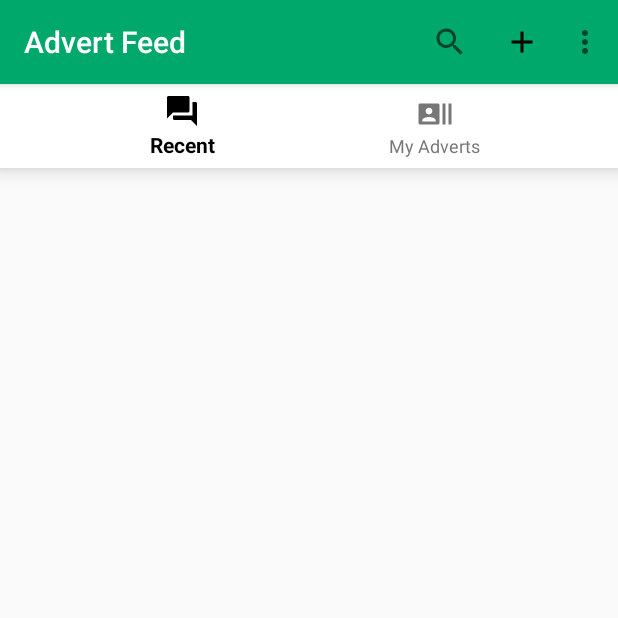
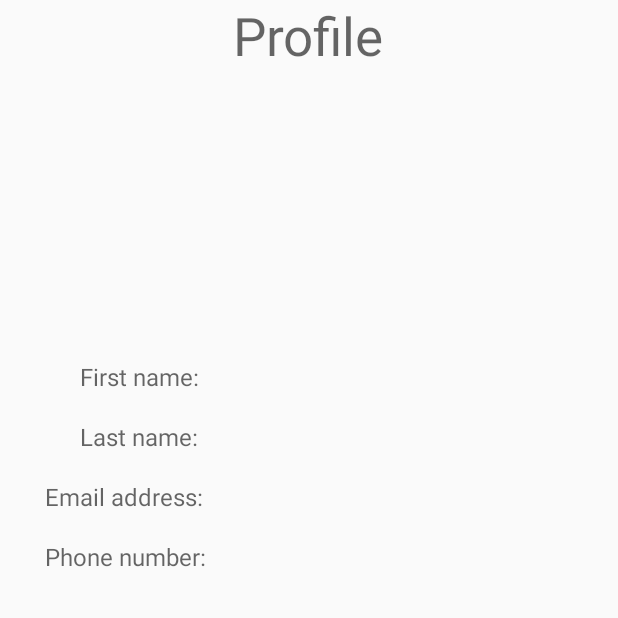
Before and after one commit to fecsk/AdvertProject, an Android app: the screen it shows after launch (MainActivity before the commit, ViewProfileActivity after it), in the options menu, after a tap on "Edit Profile", on a phone screen of 412 x 824 dp, the top half of it. Run offline under Robolectric (Android 15) with nearby library versions, the phone set to English and light mode, and no system bars; our stand-ins replace Firebase (no records; nobody signed in at launch, a user with empty details on screens opened directly); libraries missing offline, so code that uses them is left out: com.firebase.ui; 1 statement that could not run was skipped.

Commit message:
Added Profile view Activity

```diff
--- a/app/build.gradle
+++ b/app/build.gradle
@@ -46,4 +46,5 @@ dependencies {
 
 
 
+
 apply plugin: 'com.google.gms.google-services'
--- a/app/src/main/AndroidManifest.xml
+++ b/app/src/main/AndroidManifest.xml
@@ -36,7 +36,8 @@
         <activity
             android:name=".login.RegisterActivity"
             android:screenOrientation="portrait" />
-        <activity android:name=".login.ForgotPasswordActivity"></activity>
+        <activity android:name=".login.ForgotPasswordActivity" />
+        <activity android:name=".profile.ViewProfileActivity"></activity>
     </application>
 
 </manifest>
--- a/app/src/main/java/com/example/asus/advertproject/login/RegisterActivity.java
+++ b/app/src/main/java/com/example/asus/advertproject/login/RegisterActivity.java
@@ -123,6 +123,7 @@ public class RegisterActivity extends AppCompatActivity implements View.OnClickL
                                                 .U_id(uId)
                                                 .firstName(firstName)
                                                 .lastName(lastName)
+                                                .email(email)
                                                 .phoneNumber(phoneNumber)
                                                 .bulid();
                                         FirebaseDatabase database = FirebaseDatabase.getInstance();
--- a/app/src/main/java/com/example/asus/advertproject/main/MainActivity.java
+++ b/app/src/main/java/com/example/asus/advertproject/main/MainActivity.java
@@ -16,6 +16,7 @@ import com.example.asus.advertproject.R;
 import com.example.asus.advertproject.advertfeed.*;
 import com.example.asus.advertproject.login.LoginActivity;
 import com.example.asus.advertproject.model.Advert;
+import com.example.asus.advertproject.profile.ViewProfileActivity;
 import com.google.firebase.database.DatabaseReference;
 import com.google.firebase.database.FirebaseDatabase;
 
@@ -71,6 +72,7 @@ public class MainActivity extends AppCompatActivity {
 
         };
         bottomNavigationView.setOnNavigationItemSelectedListener(mOnNavigationItemSelectedListener);
+
     }
 
 
@@ -111,7 +113,16 @@ public class MainActivity extends AppCompatActivity {
             startActivity(i);
             return true;
         }
-
+        if (id == R.id.viewProfileButton) {
+            Intent i=new Intent(MainActivity.this,ViewProfileActivity.class);
+            startActivity(i);
+            return true;
+        }
+        if (id == R.id.editProfileButton) {
+            Intent i=new Intent(MainActivity.this,ViewProfileActivity.class);
+            startActivity(i);
+            return true;
+        }
 
         return super.onOptionsItemSelected(item);
     }
--- a/app/src/main/java/com/example/asus/advertproject/model/User.java
+++ b/app/src/main/java/com/example/asus/advertproject/model/User.java
@@ -8,12 +8,14 @@ public class User {
     private String u_id;
     private String firstName;
     private String lastName;
+    private String email;
     private String phoneNumber;
 
     public User (Builder builder){
         this.firstName = builder.firstName;
         this.lastName = builder.lastName;
         this.u_id = builder.Uid;
+        this.email = builder.email;
         this.phoneNumber = builder.phoneNumber;
     }
 
@@ -21,6 +23,7 @@ public class User {
         String Uid;
         String firstName;
         String lastName;
+        String email;
         String phoneNumber;
 
         public Builder() {
@@ -35,6 +38,10 @@ public class User {
         }
         public Builder lastName(String blname) {
             lastName = blname;
+            return this;
+        }
+        public Builder email(String bemail) {
+            email = bemail;
             return this;
         }
         public Builder phoneNumber(String bNumber) {
@@ -57,5 +64,9 @@ public class User {
         return lastName;
     }
 
+    public String getEmail() {
+        return email;
+    }
+
     public String getPhoneNumber() { return phoneNumber; }
 }
--- /dev/null
+++ b/app/src/main/java/com/example/asus/advertproject/profile/ViewProfileActivity.java
@@ -0,0 +1,58 @@
+package com.example.asus.advertproject.profile;
+
+import android.support.v7.app.AppCompatActivity;
+import android.os.Bundle;
+import android.widget.TextView;
+import android.widget.Toast;
+
+import com.example.asus.advertproject.R;
+import com.example.asus.advertproject.model.User;
+import com.google.firebase.auth.FirebaseAuth;
+import com.google.firebase.database.DataSnapshot;
+import com.google.firebase.database.DatabaseError;
+import com.google.firebase.database.DatabaseReference;
+import com.google.firebase.database.FirebaseDatabase;
+import com.google.firebase.database.ValueEventListener;
+
+public class ViewProfileActivity extends AppCompatActivity {
+    private TextView firstNameTextView,
+            lastNameTextView,
+            emailAddressTextView,
+            phoneNumberTextView;
+    private DatabaseReference databaseReference;
+
+    @Override
+    protected void onCreate(Bundle savedInstanceState) {
+        super.onCreate(savedInstanceState);
+        setContentView(R.layout.activity_view_profile);
+
+        firstNameTextView = findViewById(R.id.text_view_first_name);
+        lastNameTextView = findViewById(R.id.text_view_last_name);
+        emailAddressTextView = findViewById(R.id.text_view_email);
+        phoneNumberTextView = findViewById(R.id.text_view_phone_number);
+
+        databaseReference = FirebaseDatabase.getInstance().getReference();
+        databaseReference.child("users").child(FirebaseAuth.getInstance().getCurrentUser().getUid())
+                .addValueEventListener(new ValueEventListener() {
+                    @Override
+                    public void onDataChange(DataSnapshot dataSnapshot) {
+
+                        User user = dataSnapshot.getValue(User.class);
+
+                        if (user != null) {
+                            firstNameTextView.setText(user.getFirstName());
+                            lastNameTextView.setText(user.getLastName());
+                            emailAddressTextView.setText(user.getEmail());
+                            phoneNumberTextView.setText(user.getPhoneNumber());
+                        }
+                    }
+
+                    @Override
+                    public void onCancelled(DatabaseError databaseError) {
+                        Toast.makeText(getApplicationContext(), "Database query unsuccessful", Toast.LENGTH_SHORT)
+                                .show();
+
+                    }
+                });
+    }
+}
--- /dev/null
+++ b/app/src/main/res/layout/activity_view_profile.xml
@@ -0,0 +1,78 @@
+<?xml version="1.0" encoding="utf-8"?>
+<RelativeLayout xmlns:android="http://schemas.android.com/apk/res/android"
+    xmlns:app="http://schemas.android.com/apk/res-auto"
+    xmlns:tools="http://schemas.android.com/tools"
+    android:layout_width="match_parent"
+    android:layout_height="match_parent"
+    tools:context="com.example.asus.advertproject.profile.ViewProfileActivity">
+
+    <TextView
+        android:layout_width="wrap_content"
+        android:layout_height="wrap_content"
+        android:hint="Profile"
+        android:layout_centerHorizontal="true"
+        android:textSize="35sp"/>
+    <TextView
+        android:layout_width="wrap_content"
+        android:layout_height="wrap_content"
+        android:hint="First name: "
+        android:layout_marginTop="240dp"
+        android:layout_marginLeft="53dp"
+        android:textSize="16sp"/>
+    <TextView
+        android:layout_width="wrap_content"
+        android:layout_height="wrap_content"
+        android:hint="Last name: "
+        android:layout_marginTop="280dp"
+        android:layout_marginLeft="53dp"
+        android:textSize="16sp"/>
+    <TextView
+        android:layout_width="wrap_content"
+        android:layout_height="wrap_content"
+        android:hint="Email address: "
+        android:layout_marginTop="320dp"
+        android:layout_marginLeft="30dp"
+        android:textSize="16sp"/>
+    <TextView
+        android:layout_width="wrap_content"
+        android:layout_height="wrap_content"
+        android:hint="Phone number: "
+        android:layout_marginTop="360dp"
+        android:layout_marginLeft="30dp"
+        android:textSize="16sp"/>
+
+
+    <TextView
+        android:layout_width="wrap_content"
+        android:layout_height="wrap_content"
+        android:id="@+id/text_view_first_name"
+        android:hint=""
+        android:layout_marginTop="240dp"
+        android:layout_marginLeft="150dp"
+        android:textSize="16sp"/>
+    <TextView
+        android:layout_width="wrap_content"
+        android:layout_height="wrap_content"
+        android:id="@+id/text_view_last_name"
+        android:hint=""
+        android:layout_marginTop="280dp"
+        android:layout_marginLeft="150dp"
+        android:textSize="16sp"/>
+    <TextView
+        android:layout_width="wrap_content"
+        android:layout_height="wrap_content"
+        android:id="@+id/text_view_email"
+        android:hint=""
+        android:layout_marginTop="320dp"
+        android:layout_marginLeft="150dp"
+        android:textSize="16sp"/>
+    <TextView
+        android:layout_width="wrap_content"
+        android:layout_height="wrap_content"
+        android:id="@+id/text_view_phone_number"
+        android:hint=""
+        android:layout_marginTop="360dp"
+        android:layout_marginLeft="150dp"
+        android:textSize="16sp"/>
+
+</RelativeLayout>
--- a/app/src/main/res/menu/menu_navigation.xml
+++ b/app/src/main/res/menu/menu_navigation.xml
@@ -27,7 +27,16 @@
         app:showAsAction="ifRoom">
 
     </item>
-    <item android:id="@+id/Editbutton"
+
+    <item android:id="@+id/viewProfileButton"
+        android:title="View Profile"
+
+        android:orderInCategory="300"
+        app:showAsAction="ifRoom">
+
+    </item>
+
+    <item android:id="@+id/editProfileButton"
         android:title="Edit Profile"
 
         android:orderInCategory="300"
```
